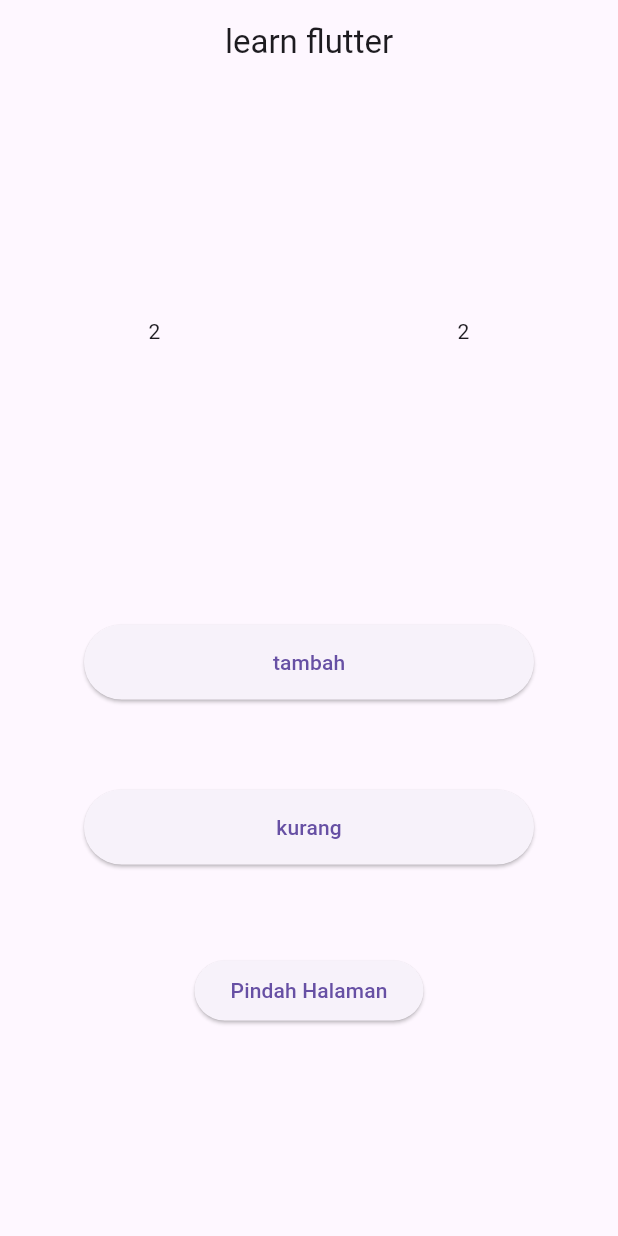
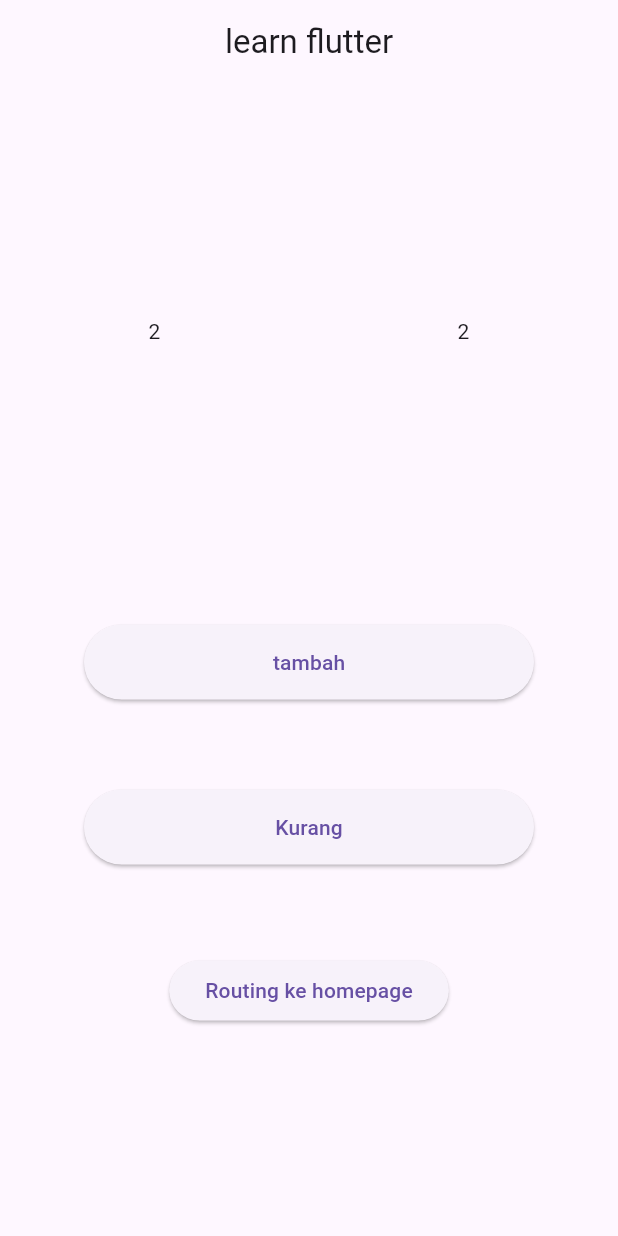
Before and after one commit to IanSolissa/flutter_wako3d, a Flutter app: the screen it shows after launch, after a tap on "tambah", on a phone screen of 412 x 824 dp. Run offline on Flutter 3.47's test engine with Material 3 defaults, Android fonts, the light colour scheme and no system bars; our stand-ins replace get.

Commit message:
Created route,api,navigate flutter

```diff
--- /dev/null
+++ b/pytutor_app/lib/data/models/address.dart
@@ -0,0 +1,6 @@
+class Address {
+  final int id;
+  final String name;
+  final String detail;
+  Address({required this.id, required this.name, required this.detail});
+}
--- /dev/null
+++ b/pytutor_app/lib/page/homepage.dart
@@ -0,0 +1,40 @@
+import 'package:flutter/material.dart';
+import 'package:get/get.dart';
+import '../routes/app_route.dart';
+
+class Homepage extends StatelessWidget {
+  @override
+  Widget build(BuildContext context) {
+    return GetMaterialApp(
+      // <- gunakan GetMaterialApp
+      initialRoute: AppRoutes.homepage,
+
+      debugShowCheckedModeBanner: false,
+      home: home_screen(),
+      getPages: AppRoutes.routes,
+    );
+  }
+}
+
+class home_screen extends StatelessWidget {
+  // const home_screen({super.key});
+
+  @override
+  Widget build(BuildContext context) {
+    return Scaffold(
+      appBar: AppBar(title: Text("Homepage")),
+      body: Column(
+        children: [
+          ElevatedButton(
+            onPressed:
+                () => Get.toNamed(
+                  AppRoutes.home,
+                  arguments: "Hello dari Homepage", // Mengirimkan argumen
+                ),
+            child: Text("Balik ke page main"),
+          ),
+        ],
+      ),
+    );
+  }
+}
--- a/pytutor_app/lib/main.dart
+++ b/pytutor_app/lib/page/main.dart
@@ -1,8 +1,19 @@
 import 'package:flutter/material.dart';
-import 'api_screen.dart';
+// import '../api_screen.dart';
+import '../widgets/mybutton.dart';
+import '../routes/app_route.dart';
+import 'package:get/get.dart';
 
 void main(List<String> args) {
-  runApp(MaterialApp(debugShowCheckedModeBanner: false, home: Wako3d()));
+  runApp(
+    GetMaterialApp(
+      // MaterialApp(
+      initialRoute: AppRoutes.home,
+      debugShowCheckedModeBanner: false,
+      home: Wako3d(),
+      getPages: AppRoutes.routes,
+    ),
+  );
 }
 
 class Wako3d extends StatefulWidget {
@@ -17,6 +28,10 @@ class _Wako3dState extends State<Wako3d> {
     setState(() {
       index++;
     });
+  }
+
+  String world(String params) {
+    return 'hello world';
   }
 
   void kurang() {
@@ -61,20 +76,29 @@ class _Wako3dState extends State<Wako3d> {
                 Container(
                   width: 300,
                   height: 50,
-                  child: ElevatedButton(
+                  child: Mybutton(
+                    // text: world("Hello World"),
+                    text: "Kurang",
                     onPressed: kurang,
-                    child: Text("kurang"),
                   ),
                 ),
                 Divider(color: Colors.transparent, thickness: 0, height: 60),
+                // ElevatedButton(
+                //   onPressed: () {
+                //     Navigator.push(
+                //       context,
+                //       MaterialPageRoute(builder: (context) => AddressPage()),
+                //     );
+                //   },
+                //   child: Text("Pindah Halaman"),
+                // ),
                 ElevatedButton(
-                  onPressed: () {
-                    Navigator.push(
-                      context,
-                      MaterialPageRoute(builder: (context) => Api_Screen()),
-                    );
-                  },
-                  child: Text("Pindah Halaman"),
+                  onPressed:
+                      () => Get.toNamed(
+                        AppRoutes.homepage,
+                        arguments: "HALLO", // Mengirimkan argumen
+                      ),
+                  child: Text("Routing ke homepage"),
                 ),
               ],
             ),
--- /dev/null
+++ b/pytutor_app/lib/routes/app_route.dart
@@ -0,0 +1,13 @@
+import 'package:get/get.dart';
+import '../page/main.dart';
+import '../page/homepage.dart';
+
+class AppRoutes {
+  static const home = '/';
+  static const homepage = '/homepage/';
+
+  static final routes = [
+    GetPage(name: home, page: () => Wako3d()),
+    GetPage(name: homepage, page: () => home_screen()),
+  ];
+}
--- /dev/null
+++ b/pytutor_app/lib/widgets/mybutton.dart
@@ -0,0 +1,13 @@
+import 'package:flutter/material.dart';
+
+class Mybutton extends StatelessWidget {
+  final String text;
+  final VoidCallback onPressed;
+  // Jika parameter function nya adalah mengembalikan string
+  // final String Function() onPressed;
+  Mybutton({required this.text, required this.onPressed});
+  @override
+  Widget build(BuildContext context) {
+    return ElevatedButton(onPressed: onPressed, child: Text(text));
+  }
+}
--- a/pytutor_app/pubspec.yaml
+++ b/pytutor_app/pubspec.yaml
@@ -30,6 +30,8 @@ environment:
 dependencies:
   flutter:
     sdk: flutter
+  http: ^1.2.1
+  get: ^4.6.6
 
   # The following adds the Cupertino Icons font to your application.
   # Use with the CupertinoIcons class for iOS style icons.
```
Also changed, not shown: pytutor_app/generate_structure.dart (added, +29 -0 lines), pytutor_app/lib/address_screen.dart (added, +56 -0 lines), pytutor_app/lib/api_screen.dart (+58 -17 lines), pytutor_app/lib/features/home/controllers/controller_address.dart (added, +30 -0 lines), pytutor_app/lib/redirect.dart (deleted, +0 -25 lines), 1 other file.
